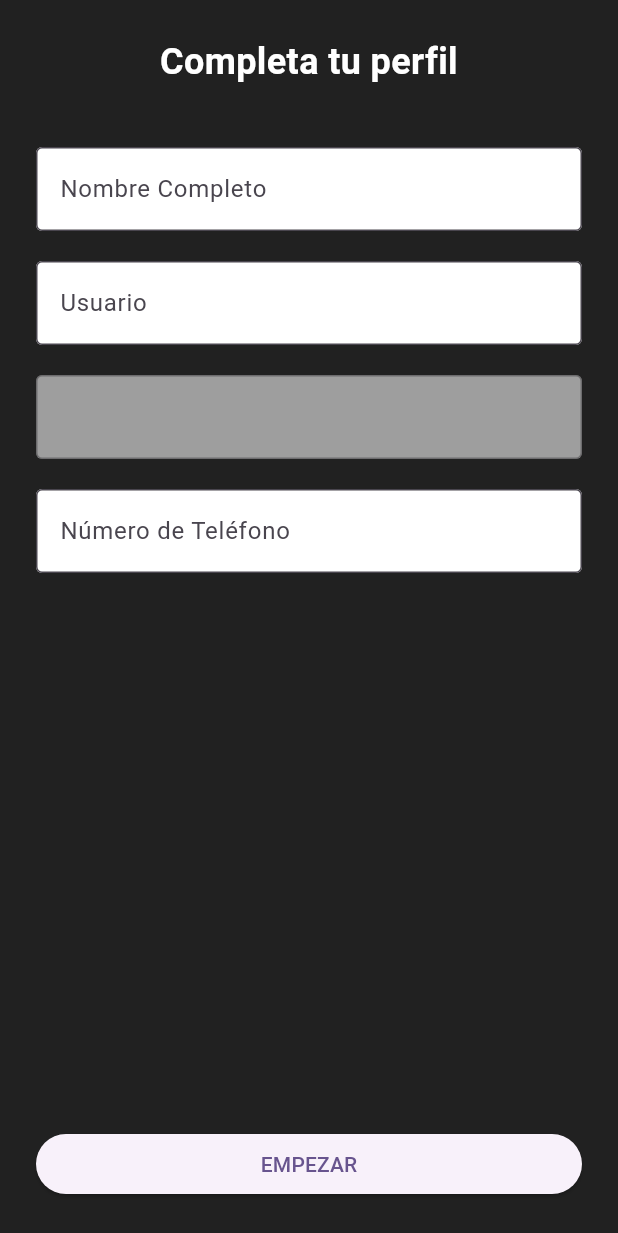
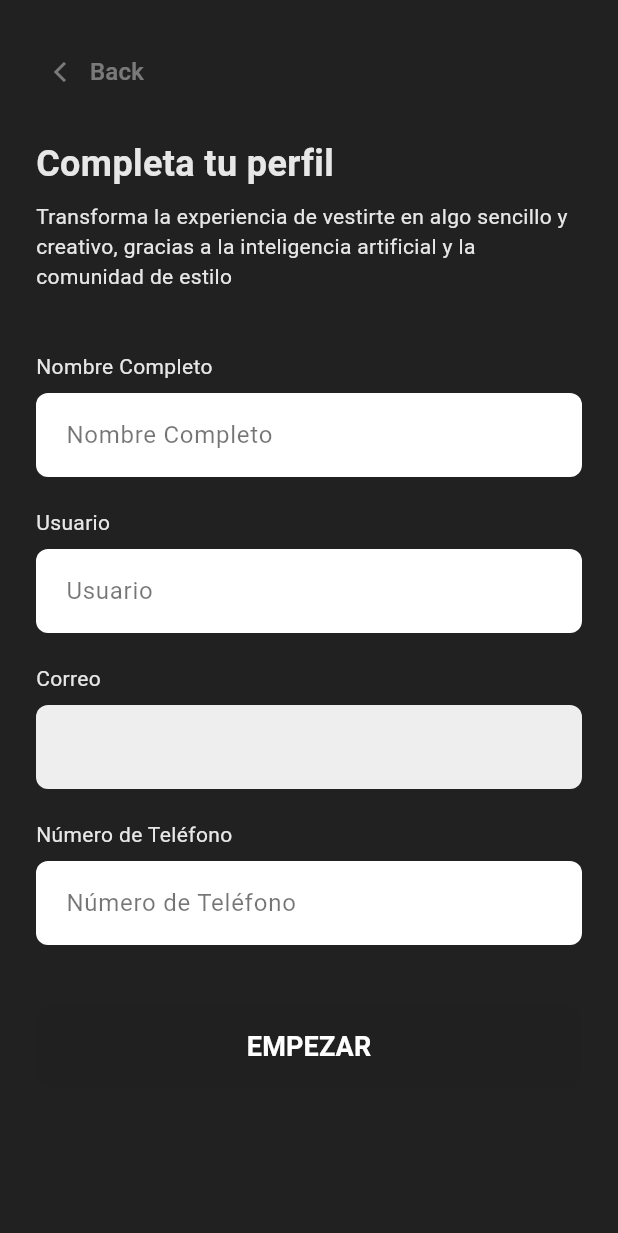
Before and after one commit to RonyOz/styla_mobile_app, a Flutter app: the OnboardingView screen opened directly, swiped to page 5, on a phone screen of 412 x 824 dp. Shown: the top 1233 px of the screen. Run offline on Flutter 3.47's test engine with Material 3 defaults, Android fonts, the phone set to English and light mode, and no system bars; our stand-ins replace flutter_bloc, flutter_svg, shared_preferences, supabase_flutter; accounts and stored records are empty.

Commit message:
fix: finished screen and widget stles

```diff
--- a/lib/features/onboarding/ui/bloc/onboarding_event.dart
+++ b/lib/features/onboarding/ui/bloc/onboarding_event.dart
@@ -35,12 +35,10 @@ class ProfileInfoUpdated extends OnboardingEvent {
   final String fullName;
   final String nickname;
   final String phoneNumber;
-  final int age;
   ProfileInfoUpdated({
     required this.fullName,
     required this.nickname,
     required this.phoneNumber,
-    required this.age,
   });
 }
 
--- a/lib/features/onboarding/ui/widgets/onboarding_step_fill_profile.dart
+++ b/lib/features/onboarding/ui/widgets/onboarding_step_fill_profile.dart
@@ -1,92 +1,158 @@
 import 'package:flutter/material.dart';
 import 'package:flutter_bloc/flutter_bloc.dart';
+import 'package:styla_mobile_app/core/ui/design/app_colors.dart';
 import 'package:styla_mobile_app/features/onboarding/ui/bloc/onboarding_bloc.dart';
 import 'package:styla_mobile_app/features/onboarding/ui/bloc/onboarding_event.dart';
+import 'package:styla_mobile_app/features/onboarding/ui/bloc/onboarding_state.dart';
 
 class OnboardingStepFillProfile extends StatelessWidget {
   final String userEmail;
   final _fullNameController = TextEditingController();
   final _nicknameController = TextEditingController();
   final _phoneController = TextEditingController();
-  final _agecontroller = TextEditingController();
 
-  OnboardingStepFillProfile({required this.userEmail});
+  final ValueNotifier<bool> _formValidNotifier = ValueNotifier(false);
+
+  OnboardingStepFillProfile({super.key, required this.userEmail}) {
+    void updateValidation() {
+      final isValid = _fullNameController.text.isNotEmpty && _nicknameController.text.isNotEmpty;
+      if (_formValidNotifier.value != isValid) {
+        _formValidNotifier.value = isValid;
+      }
+    }
+
+    _fullNameController.addListener(updateValidation);
+    _nicknameController.addListener(updateValidation);
+  }
+
+  InputDecoration _inputDecoration({required String labelText, bool enabled = true}) {
+    return InputDecoration(
+      labelText: labelText,
+      labelStyle: TextStyle(color: enabled ? Colors.black54 : Colors.grey.shade600),
+      border: OutlineInputBorder(
+        borderRadius: BorderRadius.circular(8),
+        borderSide: BorderSide.none,
+      ),
+      fillColor: enabled ? Colors.white : Colors.grey.shade200,
+      filled: true,
+      contentPadding: const EdgeInsets.symmetric(horizontal: 16, vertical: 16),
+    );
+  }
 
   @override
   Widget build(BuildContext context) {
-    return Padding(
+    return BlocBuilder<OnboardingBloc, OnboardingState>(
+      builder: (context, state) {
+
+        return ListView(
           padding: const EdgeInsets.all(24.0),
-      child: Column(
-        mainAxisAlignment: MainAxisAlignment.center,
-        crossAxisAlignment: CrossAxisAlignment.stretch,
           children: [
+            Align(
+              alignment: Alignment.centerLeft,
+              child: TextButton.icon(
+                onPressed: state.currentPage > 0
+                    ? () => context.read<OnboardingBloc>().add(PreviousPageRequested())
+                    : null,
+                icon: Icon(Icons.arrow_back_ios, size: 16, color: state.currentPage > 0 ? AppColors.primary : AppColors.white.withOpacity(0.4)),
+                label: Text('Back', style: TextStyle(fontSize: 16, color: state.currentPage > 0 ? AppColors.white : AppColors.white.withOpacity(0.4))),
+              ),
+            ),
+            const SizedBox(height: 20),
+
             const Text(
               'Completa tu perfil',
               style: TextStyle(
-              color: Colors.white,
+                color: AppColors.textPrimary,
                 fontSize: 24,
                 fontWeight: FontWeight.bold,
               ),
-            textAlign: TextAlign.center,
+              textAlign: TextAlign.left,
+            ),
+            const SizedBox(height: 8),
+            const Text(
+              'Transforma la experiencia de vestirte en algo sencillo y creativo, gracias a la inteligencia artificial y la comunidad de estilo',
+              style: TextStyle(color: AppColors.textPrimary, fontSize: 14),
+              textAlign: TextAlign.left,
             ),
             const SizedBox(height: 40),
+
+            const Text('Nombre Completo', style: TextStyle(color: AppColors.textPrimary, fontSize: 14)),
+            const SizedBox(height: 8),
             TextField(
               controller: _fullNameController,
-            decoration: const InputDecoration(
-              labelText: 'Nombre Completo',
-              border: OutlineInputBorder(),
-              fillColor: Colors.white,
-              filled: true,
-            ),
+              decoration: _inputDecoration(labelText: 'Nombre Completo'),
+              style: const TextStyle(color: Colors.black),
             ),
             const SizedBox(height: 20),
+
+            const Text('Usuario', style: TextStyle(color: AppColors.textPrimary, fontSize: 14)),
+            const SizedBox(height: 8),
             TextField(
               controller: _nicknameController,
-            decoration: const InputDecoration(
-              labelText: 'Usuario',
-              border: OutlineInputBorder(),
-              fillColor: Colors.white,
-              filled: true,
-            ),
+              decoration: _inputDecoration(labelText: 'Usuario'),
+              style: const TextStyle(color: Colors.black),
             ),
             const SizedBox(height: 20),
+
+            const Text('Correo', style: TextStyle(color: AppColors.textPrimary, fontSize: 14)),
+            const SizedBox(height: 8),
             TextField(
-            decoration: InputDecoration(
-              labelText: userEmail,
+              decoration: _inputDecoration(labelText: userEmail, enabled: false),
               enabled: false,
-              border: const OutlineInputBorder(),
-              fillColor: Colors.grey,
-              filled: true,
-            ),
+              style: TextStyle(color: Colors.grey.shade600),
+              controller: TextEditingController(text: userEmail),
             ),
             const SizedBox(height: 20),
+
+            const Text('Número de Teléfono', style: TextStyle(color: AppColors.textPrimary, fontSize: 14)),
+            const SizedBox(height: 8),
             TextField(
               controller: _phoneController,
-            decoration: const InputDecoration(
-              labelText: 'Número de Teléfono',
-              border: OutlineInputBorder(),
-              fillColor: Colors.white,
-              filled: true,
+              keyboardType: TextInputType.phone,
+              decoration: _inputDecoration(labelText: 'Número de Teléfono'),
+              style: const TextStyle(color: Colors.black),
             ),
-          ),
-          const SizedBox(height: 20),
-          const Spacer(),
-          ElevatedButton(
-            onPressed: () {
+            const SizedBox(height: 40),
+
+            ValueListenableBuilder<bool>(
+              valueListenable: _formValidNotifier,
+              builder: (context, isReadyToProceed, child) {
+                return SizedBox(
+                  height: 56,
+                  child: ElevatedButton(
+                    onPressed: isReadyToProceed
+                        ? () {
                             context.read<OnboardingBloc>().add(
                               ProfileInfoUpdated(
                                 fullName: _fullNameController.text,
                                 nickname: _nicknameController.text,
                                 phoneNumber: _phoneController.text,
-                  age: int.tryParse(_agecontroller.text) ?? 0,
                               ),
                             );
                             context.read<OnboardingBloc>().add(SubmitOnboarding());
+                        }
+                        : null,
+                    style: ElevatedButton.styleFrom(
+                      backgroundColor: isReadyToProceed ? AppColors.primary : AppColors.textPrimary.withOpacity(0.1),
+                      shape: RoundedRectangleBorder(borderRadius: BorderRadius.circular(12)),
+                      elevation: 0,
+                    ),
+                    child: Text(
+                      'EMPEZAR',
+                      style: TextStyle(
+                        fontSize: 18,
+                        color: isReadyToProceed ? AppColors.black : AppColors.white,
+                        fontWeight: FontWeight.bold,
+                      ),
+                    ),
+                  ),
+                );
               },
-            child: const Text('EMPEZAR'),
             ),
+            const SizedBox(height: 20),
           ],
-      ),
+        );
+      },
     );
   }
 }
--- a/lib/features/onboarding/ui/widgets/onboarding_step_style.dart
+++ b/lib/features/onboarding/ui/widgets/onboarding_step_style.dart
@@ -28,7 +28,7 @@ class _StyleOption extends StatelessWidget {
       child: SizedBox(
         height: 56,
         child: OutlinedButton(
-          onPressed: onTap, // Llama al onTap que envía el evento al BLoC
+          onPressed: onTap,
           style: OutlinedButton.styleFrom(
             backgroundColor: isSelected ? AppColors.primary.withOpacity(0.2) : Colors.white.withOpacity(0.1),
             side: BorderSide(
@@ -51,7 +51,6 @@ class _StyleOption extends StatelessWidget {
                   fontWeight: isSelected ? FontWeight.bold : FontWeight.normal,
                 ),
               ),
-              // Círculo de Selección (Radio button look)
               Container(
                   width: 20,
                   height: 20,
@@ -89,7 +88,6 @@ class OnboardingStepStyle extends StatelessWidget {
         return ListView(
           padding: const EdgeInsets.all(24.0),
           children: [
-            // 1. Botón Back
             Align(
               alignment: Alignment.centerLeft,
               child: TextButton.icon(
@@ -102,7 +100,6 @@ class OnboardingStepStyle extends StatelessWidget {
             ),
             const SizedBox(height: 20),
 
-            // 2. Título y Descripción
             const Text(
               '¿Cómo describes tu estilo?',
               style: TextStyle(color: Colors.white, fontSize: 24, fontWeight: FontWeight.bold),
@@ -117,7 +114,6 @@ class OnboardingStepStyle extends StatelessWidget {
 
             const SizedBox(height: 40),
 
-            // 3. Opciones de Estilo
             ...styles.map((style) {
               return _StyleOption(
                 label: style,
```
Also changed, not shown: lib/features/onboarding/ui/widgets/onboarding_step_additional_info.dart (+1 -12 lines). Lines whose indentation alone changed are shown as unchanged.
